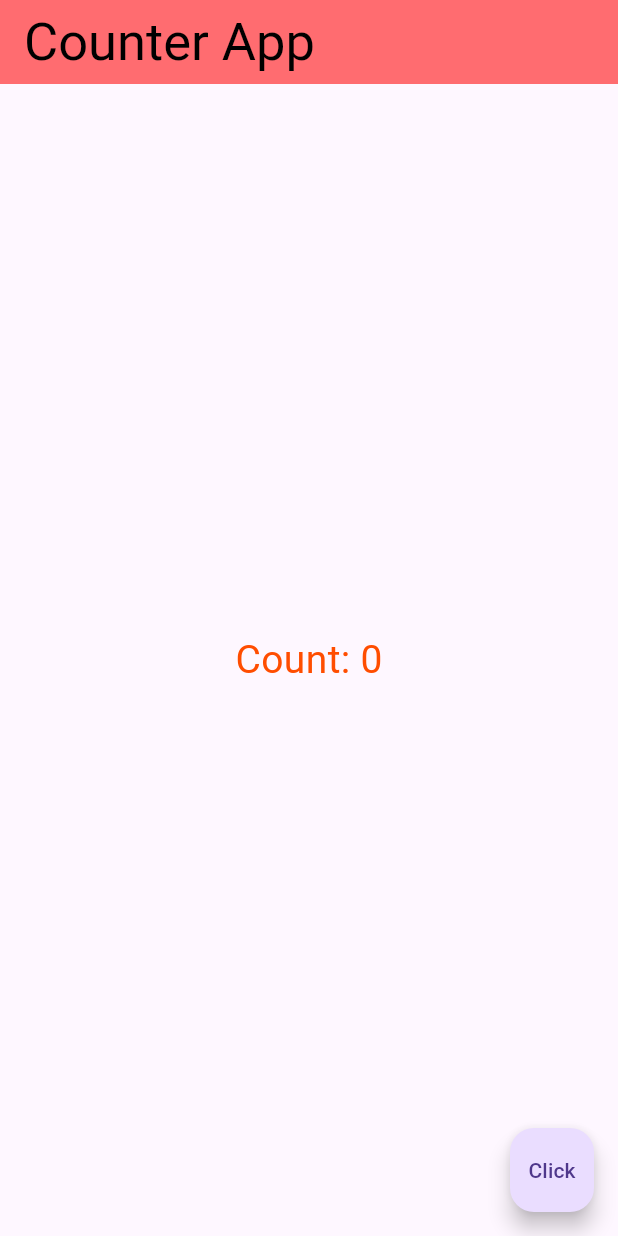
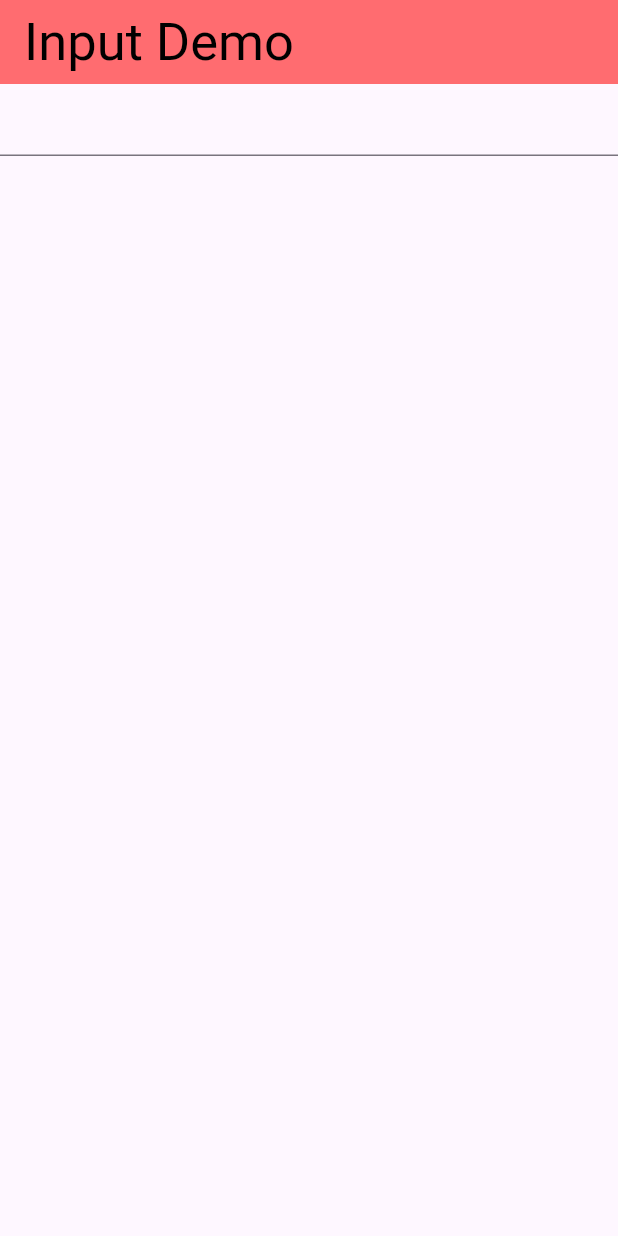
Before and after one commit to Chanon-ai/week4, a Flutter app: the screen it shows after launch, on a phone screen of 412 x 824 dp. Run offline on Flutter 3.47's test engine with Material 3 defaults, Android fonts, the phone set to English and light mode, and no system bars.

Commit message:
Create an app to get user input

```diff
--- a/lib/main.dart
+++ b/lib/main.dart
@@ -1,6 +1,6 @@
 import 'package:flutter/material.dart';
-import 'package:flutter_application_1/week4/Counter.dart';
+import 'package:flutter_application_1/week4/input.dart';
 
 void main() {
-  runApp(MaterialApp(home: Counter()));
+  runApp(MaterialApp(home: InputDemo()));
 }
--- /dev/null
+++ b/lib/week4/input.dart
@@ -0,0 +1,44 @@
+import 'package:flutter/material.dart';
+
+class InputDemo extends StatefulWidget {
+  const InputDemo({super.key});
+
+  @override
+  State<InputDemo> createState() => _InputDemoState();
+}
+
+class _InputDemoState extends State<InputDemo> {
+  @override
+  int count = 0;
+  String message = "";
+
+  void updateMessage(String str) {
+    // whenever user type something, update state variable
+    setState(() {
+      message = str;
+    });
+  }
+
+  Widget build(BuildContext context) {
+    return MaterialApp(
+      home: Scaffold(
+        appBar: AppBar(
+          title: const Text(
+            "Input Demo",
+            style: TextStyle(fontSize: 35, color: Color.fromARGB(255, 0, 0, 0)),
+          ),
+          backgroundColor: const Color.fromARGB(143, 255, 0, 0),
+        ),
+
+        body: Column(
+          children: [
+            TextField(
+              onChanged: (String str) => updateMessage(str)
+            ),
+            Text(message),
+          ],
+        ),
+      ),
+    );
+  }
+}
```
